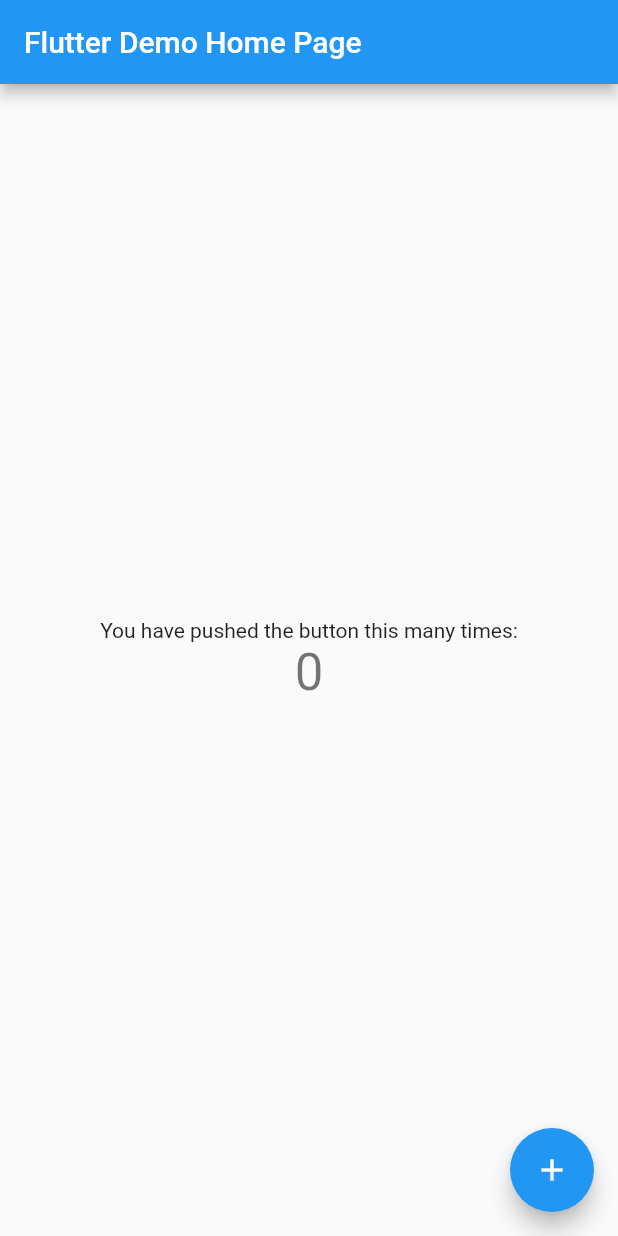
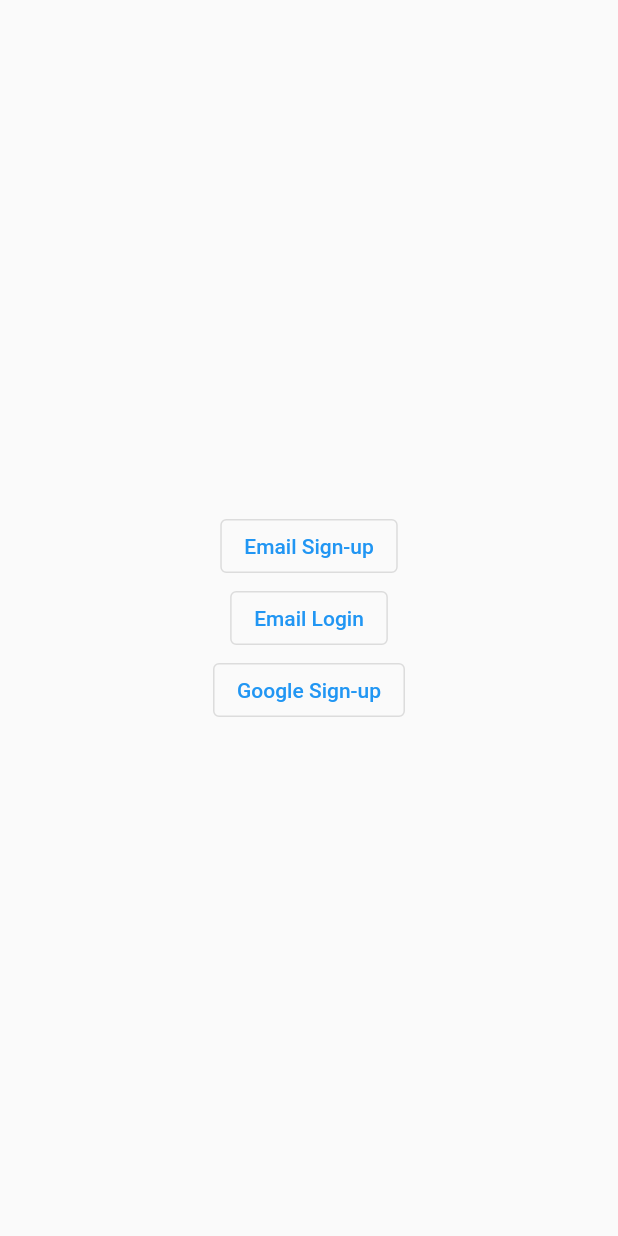
Before and after one commit to areeshak/freelancing-app-fyp, a Flutter app: the screen it shows after launch, on a phone screen of 412 x 824 dp. Run offline on Flutter 3.47's test engine with Material 2 defaults, Android fonts, the light colour scheme and no system bars; our stand-ins replace firebase_auth, firebase_core, google_sign_in; accounts and stored records are empty.

Commit message:
Add email and google auth

```diff
--- a/lib/main.dart
+++ b/lib/main.dart
@@ -1,8 +1,17 @@
+import 'package:firebase_core/firebase_core.dart';
 import 'package:flutter/material.dart';
+import 'package:freelancing_fyp/views/login.dart';
 
-void main() {
+import 'firebase_options.dart';
+
+void main() async{
+  WidgetsFlutterBinding.ensureInitialized();
+  await Firebase.initializeApp(
+      options: DefaultFirebaseOptions.currentPlatform
+  );
   runApp(const MyApp());
 }
+
 
 class MyApp extends StatelessWidget {
   const MyApp({Key? key}) : super(key: key);
@@ -11,105 +20,11 @@
   @override
   Widget build(BuildContext context) {
     return MaterialApp(
-      title: 'Flutter Demo',
+      title: 'Freelancing fyp',
       theme: ThemeData(
-        // This is the theme of your application.
-        //
-        // Try running your application with "flutter run". You'll see the
-        // application has a blue toolbar. Then, without quitting the app, try
-        // changing the primarySwatch below to Colors.green and then invoke
-        // "hot reload" (press "r" in the console where you ran "flutter run",
-        // or simply save your changes to "hot reload" in a Flutter IDE).
-        // Notice that the counter didn't reset back to zero; the application
-        // is not restarted.
         primarySwatch: Colors.blue,
       ),
-      home: const MyHomePage(title: 'Flutter Demo Home Page'),
+      home: const LoginScreen(),
     );
   }
 }
-
-class MyHomePage extends StatefulWidget {
-  const MyHomePage({Key? key, required this.title}) : super(key: key);
-
-  // This widget is the home page of your application. It is stateful, meaning
-  // that it has a State object (defined below) that contains fields that affect
-  // how it looks.
-
-  // This class is the configuration for the state. It holds the values (in this
-  // case the title) provided by the parent (in this case the App widget) and
-  // used by the build method of the State. Fields in a Widget subclass are
-  // always marked "final".
-
-  final String title;
-
-  @override
-  State<MyHomePage> createState() => _MyHomePageState();
-}
-
-class _MyHomePageState extends State<MyHomePage> {
-  int _counter = 0;
-
-  void _incrementCounter() {
-    setState(() {
-      // This call to setState tells the Flutter framework that something has
-      // changed in this State, which causes it to rerun the build method below
-      // so that the display can reflect the updated values. If we changed
-      // _counter without calling setState(), then the build method would not be
-      // called again, and so nothing would appear to happen.
-      _counter++;
-    });
-  }
-
-  @override
-  Widget build(BuildContext context) {
-    // This method is rerun every time setState is called, for instance as done
-    // by the _incrementCounter method above.
-    //
-    // The Flutter framework has been optimized to make rerunning build methods
-    // fast, so that you can just rebuild anything that needs updating rather
-    // than having to individually change instances of widgets.
-    return Scaffold(
-      appBar: AppBar(
-        // Here we take the value from the MyHomePage object that was created by
-        // the App.build method, and use it to set our appbar title.
-        title: Text(widget.title),
-      ),
-      body: Center(
-        // Center is a layout widget. It takes a single child and positions it
-        // in the middle of the parent.
-        child: Column(
-          // Column is also a layout widget. It takes a list of children and
-          // arranges them vertically. By default, it sizes itself to fit its
-          // children horizontally, and tries to be as tall as its parent.
-          //
-          // Invoke "debug painting" (press "p" in the console, choose the
-          // "Toggle Debug Paint" action from the Flutter Inspector in Android
-          // Studio, or the "Toggle Debug Paint" command in Visual Studio Code)
-          // to see the wireframe for each widget.
-          //
-          // Column has various properties to control how it sizes itself and
-          // how it positions its children. Here we use mainAxisAlignment to
-          // center the children vertically; the main axis here is the vertical
-          // axis because Columns are vertical (the cross axis would be
-          // horizontal).
-          mainAxisAlignment: MainAxisAlignment.center,
-          children: <Widget>[
-            const Text(
-              'You have pushed the button this many times:',
-            ),
-            Text(
-              '$_counter',
-              style: Theme.of(context).textTheme.headline4,
-            ),
-          ],
-        ),
-      ),
-      floatingActionButton: FloatingActionButton(
-        onPressed: _incrementCounter,
-        tooltip: 'Increment',
-        child: const Icon(Icons.add),
-      ), // This trailing comma makes auto-formatting nicer for build methods.
-    );
-  }
-}
--- /dev/null
+++ b/lib/views/login.dart
@@ -0,0 +1,55 @@
+import 'package:firebase_auth/firebase_auth.dart';
+import 'package:flutter/material.dart';
+import 'package:freelancing_fyp/services/firebase_auth_methods.dart';
+import 'package:freelancing_fyp/views/signup_email_password_screen.dart';
+
+import 'login_email_password_screen.dart';
+
+class LoginScreen extends StatefulWidget {
+  const LoginScreen({Key? key}) : super(key: key);
+
+  @override
+  State<LoginScreen> createState() => _LoginScreenState();
+}
+
+class _LoginScreenState extends State<LoginScreen> {
+  @override
+  Widget build(BuildContext context) {
+    return Scaffold(
+      body: Center(
+        child: Column(
+          mainAxisAlignment: MainAxisAlignment.center,
+          children: <Widget>[
+            OutlinedButton(
+              onPressed: () {
+                Navigator.of(context).push(
+                  MaterialPageRoute(
+                    builder: (context) => EmailPasswordSignup(),
+                  ),
+                );
+              },
+              child: const Text('Email Sign-up'),
+            ),
+            OutlinedButton(
+              onPressed: () {
+                Navigator.of(context).push(
+                  MaterialPageRoute(
+                    builder: (context) => EmailPasswordLogin(),
+                  ),
+                );
+              },
+              child: const Text('Email Login'),
+            ),
+            OutlinedButton(
+              onPressed: () {
+                FirebaseAuthMethods(FirebaseAuth.instance)
+                    .signInWithGoogle(context);
+              },
+              child: const Text('Google Sign-up'),
+            ),
+          ],
+        ),
+      ),
+    );
+  }
+}
```
Also changed, not shown: lib/services/firebase_auth_methods.dart (added, +87 -0 lines), lib/utils/showSnackBar.dart (added, +9 -0 lines), lib/views/login_email_password_screen.dart (added, +53 -0 lines), lib/views/signup_email_password_screen.dart (added, +61 -0 lines), 1 other file.
